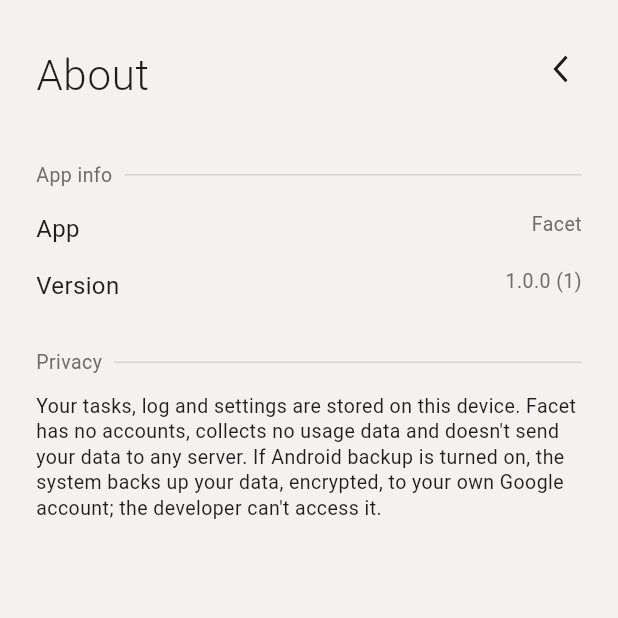
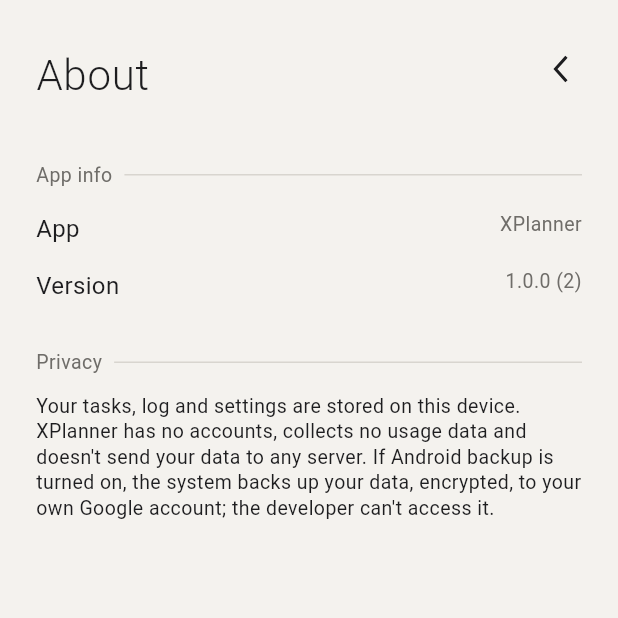
Before and after one commit to Xfx689781/XPlanner, a Flutter app: the SettingsPage screen opened directly, after a tap on "About", on a phone screen of 412 x 824 dp, the top half of it. Run offline on Flutter 3.47's test engine with Material 3 defaults, Android fonts, the phone set to English and light mode, and no system bars; our stand-ins replace drift, drift_flutter, flutter_local_notifications, flutter_riverpod, flutter_timezone, timezone; accounts and stored records are empty; generated files the repository leaves out were written again.

Commit message:
显示名称改为 XPlanner：安卓桌面名、iOS 显示名、Windows 窗口标题和程序信息、MaterialApp 标题、关于页、三种语言的界面文字；调试版名为 XPlanner Dev；版本号升到 1.0.0+2。包名、数据库文件名、设置键、通知渠道 ID 不变
Co-Authored-By: Claude Opus 5.5 <noreply@anthropic.com>

```diff
--- a/lib/app/app.dart
+++ b/lib/app/app.dart
@@ -7,6 +7,7 @@ import '../l10n/generated/app_localizations.dart';
 import '../l10n/locale_providers.dart';
 import '../l10n/supported_locales.dart';
 import 'accent.dart';
+import 'app_info.dart';
 import 'home_shell.dart';
 import 'theme.dart';
 import 'week_start_localizations.dart';
@@ -44,7 +45,7 @@ class _FacetAppState extends ConsumerState<FacetApp> with WidgetsBindingObserver
     final accent = paletteOf(ref.watch(settingsProvider.select((s) => s.accent)));
     final language = ref.watch(appLanguageProvider);
     return MaterialApp(
-      title: 'Facet',
+      title: appName,
       debugShowCheckedModeBanner: false,
       theme: buildFacetTheme(Brightness.light, accent),
       darkTheme: buildFacetTheme(Brightness.dark, accent),
--- a/lib/app/app_info.dart
+++ b/lib/app/app_info.dart
@@ -1,4 +1,4 @@
 /// 版本号：与 pubspec.yaml 的 version 保持一致（test/app/app_info_test.dart 会检查）。
-const appName = 'Facet';
+const appName = 'XPlanner';
 const appVersion = '1.0.0';
-const appBuild = 1;
+const appBuild = 2;
--- a/lib/l10n/app_en.arb
+++ b/lib/l10n/app_en.arb
@@ -44,7 +44,7 @@
   "@notificationChannelDescription": {
     "description": "Android notification channel description"
   },
-  "notificationTestTitle": "Facet test reminder",
+  "notificationTestTitle": "XPlanner test reminder",
   "@notificationTestTitle": {
     "description": "Title of the test notification"
   },
@@ -620,7 +620,7 @@
       }
     }
   },
-  "settingsTimezoneNote": "Reminders follow local time: after changing time zones, open Facet once and reminders will ring at the same local time.",
+  "settingsTimezoneNote": "Reminders follow local time: after changing time zones, open XPlanner once and reminders will ring at the same local time.",
   "@settingsTimezoneNote": {
     "description": "Explanation about time zone changes"
   },
@@ -649,11 +649,11 @@
       }
     }
   },
-  "settingsNotificationsManual": "Turn them on in Settings → Apps → Facet → Notifications",
+  "settingsNotificationsManual": "Turn them on in Settings → Apps → XPlanner → Notifications",
   "@settingsNotificationsManual": {
     "description": "Snackbar when the permission dialog cannot be shown"
   },
-  "settingsOpenAppManual": "Open Settings → Apps → Facet manually",
+  "settingsOpenAppManual": "Open Settings → Apps → XPlanner manually",
   "@settingsOpenAppManual": {
     "description": "Snackbar when app settings cannot be opened"
   },
@@ -665,15 +665,15 @@
   "@settingsSamsungIntro": {
     "description": "Intro"
   },
-  "settingsSamsungStep1": "Settings → Apps → Facet → Battery → choose \"Unrestricted\". \"Open app settings\" above takes you there.",
+  "settingsSamsungStep1": "Settings → Apps → XPlanner → Battery → choose \"Unrestricted\". \"Open app settings\" above takes you there.",
   "@settingsSamsungStep1": {
     "description": "Step; One UI menu names"
   },
-  "settingsSamsungStep2": "Settings → Battery → Background usage limits: make sure Facet isn't in \"Sleeping apps\" or \"Deep sleeping apps\". You can add it to \"Never sleeping apps\".",
+  "settingsSamsungStep2": "Settings → Battery → Background usage limits: make sure XPlanner isn't in \"Sleeping apps\" or \"Deep sleeping apps\". You can add it to \"Never sleeping apps\".",
   "@settingsSamsungStep2": {
     "description": "Step; One UI menu names"
   },
-  "settingsSamsungStep3": "Settings → Apps → Facet → Notifications: allow notifications and turn on showing them on the lock screen.",
+  "settingsSamsungStep3": "Settings → Apps → XPlanner → Notifications: allow notifications and turn on showing them on the lock screen.",
   "@settingsSamsungStep3": {
     "description": "Step; One UI menu names"
   },
@@ -697,7 +697,7 @@
   "@settingsPrivacy": {
     "description": "About section header"
   },
-  "settingsPrivacyText": "Your tasks, log and settings are stored on this device. Facet has no accounts, collects no usage data and doesn't send your data to any server. If Android backup is turned on, the system backs up your data, encrypted, to your own Google account; the developer can't access it.",
+  "settingsPrivacyText": "Your tasks, log and settings are stored on this device. XPlanner has no accounts, collects no usage data and doesn't send your data to any server. If Android backup is turned on, the system backs up your data, encrypted, to your own Google account; the developer can't access it.",
   "@settingsPrivacyText": {
     "description": "Privacy statement"
   },
--- a/lib/l10n/app_zh.arb
+++ b/lib/l10n/app_zh.arb
@@ -11,7 +11,7 @@
   "taskDeletedNotice": "这个任务已经删除",
   "notificationChannelName": "任务提醒",
   "notificationChannelDescription": "任务到点时的提醒",
-  "notificationTestTitle": "Facet 测试提醒",
+  "notificationTestTitle": "XPlanner 测试提醒",
   "notificationTestBody": "能看到这条，说明提醒正常",
   "dateToday": "今天",
   "dateTomorrow": "明天",
@@ -127,25 +127,25 @@
   "settingsOpenAppSettings": "打开应用设置",
   "settingsTimezone": "时区",
   "settingsTimezoneGuessed": "{zone}（没取到系统时区，按时差推测，提醒可能差一小时）",
-  "settingsTimezoneNote": "提醒按当地钟点：换了时区后请打开一次 Facet，提醒会改按新时区的钟点响。",
+  "settingsTimezoneNote": "提醒按当地钟点：换了时区后请打开一次 XPlanner，提醒会改按新时区的钟点响。",
   "settingsCannotDetect": "无法检测",
   "settingsTestButton": "5 秒后发一条测试通知",
   "settingsTestScheduledExact": "5 秒后会弹出一条通知，可以先锁屏",
   "settingsTestScheduledInexact": "已安排（不精确模式，可能晚一些才弹出）",
   "settingsTestFailed": "安排失败：{error}",
-  "settingsNotificationsManual": "请在系统设置 → 应用 → Facet → 通知 中开启",
-  "settingsOpenAppManual": "请手动打开 设置 → 应用 → Facet",
+  "settingsNotificationsManual": "请在系统设置 → 应用 → XPlanner → 通知 中开启",
+  "settingsOpenAppManual": "请手动打开 设置 → 应用 → XPlanner",
   "settingsSamsungHeader": "三星手机：防止提醒被拦截",
   "settingsSamsungIntro": "三星的省电策略可能在后台拦截提醒。建议按下面设置一次：",
-  "settingsSamsungStep1": "设置 → 应用 → Facet → 电池 → 选「不受限制」。上面「打开应用设置」可以直接跳到这里。",
-  "settingsSamsungStep2": "设置 → 电池 → 后台使用限制：确认 Facet 不在「休眠应用」或「深度休眠应用」里；可以把它加入「永不休眠的应用」。",
-  "settingsSamsungStep3": "设置 → 应用 → Facet → 通知：允许通知，并打开「锁定屏幕」上的显示。",
+  "settingsSamsungStep1": "设置 → 应用 → XPlanner → 电池 → 选「不受限制」。上面「打开应用设置」可以直接跳到这里。",
+  "settingsSamsungStep2": "设置 → 电池 → 后台使用限制：确认 XPlanner 不在「休眠应用」或「深度休眠应用」里；可以把它加入「永不休眠的应用」。",
+  "settingsSamsungStep3": "设置 → 应用 → XPlanner → 通知：允许通知，并打开「锁定屏幕」上的显示。",
   "settingsSamsungStep4": "长时间不打开的 App 可能被系统自动放进休眠列表，如果某天提醒不响了，回来检查第 2 步。",
   "settingsAppInfo": "应用信息",
   "settingsAppName": "应用",
   "settingsVersion": "版本",
   "settingsPrivacy": "隐私",
-  "settingsPrivacyText": "你的任务、日志和设置保存在本机。Facet 没有账号，不收集使用数据，也不会把数据发送到任何服务器。如果你开启了安卓系统备份，系统会把数据加密备份到你自己的 Google 账号，开发者无法访问。",
+  "settingsPrivacyText": "你的任务、日志和设置保存在本机。XPlanner 没有账号，不收集使用数据，也不会把数据发送到任何服务器。如果你开启了安卓系统备份，系统会把数据加密备份到你自己的 Google 账号，开发者无法访问。",
   "durationMinutes": "{n, plural, other{{n} 分钟}}",
   "durationHours": "{n, plural, other{{n} 小时}}",
   "durationDays": "{n, plural, other{{n} 天}}",
--- a/lib/l10n/app_zh_Hant.arb
+++ b/lib/l10n/app_zh_Hant.arb
@@ -11,7 +11,7 @@
   "taskDeletedNotice": "這個任務已經刪除",
   "notificationChannelName": "任務提醒",
   "notificationChannelDescription": "任務到時的提醒",
-  "notificationTestTitle": "Facet 測試提醒",
+  "notificationTestTitle": "XPlanner 測試提醒",
   "notificationTestBody": "看得到這則通知，就表示提醒正常",
   "dateToday": "今天",
   "dateTomorrow": "明天",
@@ -127,25 +127,25 @@
   "settingsOpenAppSettings": "開啟應用程式設定",
   "settingsTimezone": "時區",
   "settingsTimezoneGuessed": "{zone}（無法讀取系統時區，依時差推測，提醒可能差一小時）",
-  "settingsTimezoneNote": "提醒依當地時間：換了時區後請開啟一次 Facet，提醒會改依新時區的時間響起。",
+  "settingsTimezoneNote": "提醒依當地時間：換了時區後請開啟一次 XPlanner，提醒會改依新時區的時間響起。",
   "settingsCannotDetect": "無法偵測",
   "settingsTestButton": "5 秒後傳送一則測試通知",
   "settingsTestScheduledExact": "5 秒後會跳出一則通知，可以先鎖定螢幕",
   "settingsTestScheduledInexact": "已排定（非精確模式，可能晚一點才跳出）",
   "settingsTestFailed": "排定失敗：{error}",
-  "settingsNotificationsManual": "請到系統的 設定 → 應用程式 → Facet → 通知 中開啟",
-  "settingsOpenAppManual": "請手動開啟 設定 → 應用程式 → Facet",
+  "settingsNotificationsManual": "請到系統的 設定 → 應用程式 → XPlanner → 通知 中開啟",
+  "settingsOpenAppManual": "請手動開啟 設定 → 應用程式 → XPlanner",
   "settingsSamsungHeader": "三星手機：避免提醒被攔截",
   "settingsSamsungIntro": "三星的省電功能可能會在背景攔截提醒。建議依照下面的步驟設定一次：",
-  "settingsSamsungStep1": "設定 → 應用程式 → Facet → 電池 → 選擇「不受限制」。上方的「開啟應用程式設定」可以直接前往這裡。",
-  "settingsSamsungStep2": "設定 → 電池 → 背景使用限制：確認 Facet 不在「休眠應用程式」或「深度休眠應用程式」中；可以把它加入「永不休眠的應用程式」。",
-  "settingsSamsungStep3": "設定 → 應用程式 → Facet → 通知：允許通知，並開啟在「鎖定畫面」上顯示。",
+  "settingsSamsungStep1": "設定 → 應用程式 → XPlanner → 電池 → 選擇「不受限制」。上方的「開啟應用程式設定」可以直接前往這裡。",
+  "settingsSamsungStep2": "設定 → 電池 → 背景使用限制：確認 XPlanner 不在「休眠應用程式」或「深度休眠應用程式」中；可以把它加入「永不休眠的應用程式」。",
+  "settingsSamsungStep3": "設定 → 應用程式 → XPlanner → 通知：允許通知，並開啟在「鎖定畫面」上顯示。",
   "settingsSamsungStep4": "長時間沒有開啟的 App 可能會被系統自動設為休眠；如果某天提醒不響了，請回來檢查第 2 步。",
   "settingsAppInfo": "應用程式資訊",
   "settingsAppName": "應用程式",
   "settingsVersion": "版本",
   "settingsPrivacy": "隱私權",
-  "settingsPrivacyText": "你的任務、日誌和設定都儲存在這台裝置上。Facet 沒有帳號，不收集使用資料，也不會把資料傳送到任何伺服器。如果你開啟了 Android 系統備份，系統會將資料加密備份到你自己的 Google 帳戶，開發者無法存取。",
+  "settingsPrivacyText": "你的任務、日誌和設定都儲存在這台裝置上。XPlanner 沒有帳號，不收集使用資料，也不會把資料傳送到任何伺服器。如果你開啟了 Android 系統備份，系統會將資料加密備份到你自己的 Google 帳戶，開發者無法存取。",
   "durationMinutes": "{n, plural, other{{n} 分鐘}}",
   "durationHours": "{n, plural, other{{n} 小時}}",
   "durationDays": "{n, plural, other{{n} 天}}",
--- a/pubspec.yaml
+++ b/pubspec.yaml
@@ -16,7 +16,7 @@ publish_to: 'none' # Remove this line if you wish to publish to pub.dev
 # https://developer.apple.com/library/archive/documentation/General/Reference/InfoPlistKeyReference/Articles/CoreFoundationKeys.html
 # In Windows, build-name is used as the major, minor, and patch parts
 # of the product and file versions while build-number is used as the build suffix.
-version: 1.0.0+1
+version: 1.0.0+2
 
 environment:
   sdk: ^3.13.7
```
Also changed, not shown: lib/l10n/generated/app_localizations.dart, lib/l10n/generated/app_localizations_en.dart, lib/l10n/generated/app_localizations_zh.dart, 8 other files.
